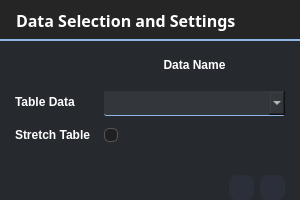
Qt form gui/subwindows/ui_tableSettings.ui (Kitazaki-Hinata/Macro_Dashboard) before a commit.
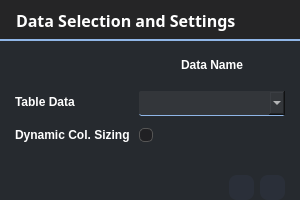
The same form after that commit. Icons and pictures are not drawn.

Diff of the .ui file:
```diff
--- a/gui/subwindows/ui_tableSettings.ui
+++ b/gui/subwindows/ui_tableSettings.ui
@@ -291,7 +291,7 @@
       <item row="3" column="0">
        <widget class="QLabel" name="stretch_table_title">
         <property name="text">
-         <string>Stretch Table</string>
+         <string>Dynamic Col. Sizing</string>
         </property>
        </widget>
       </item>
```
